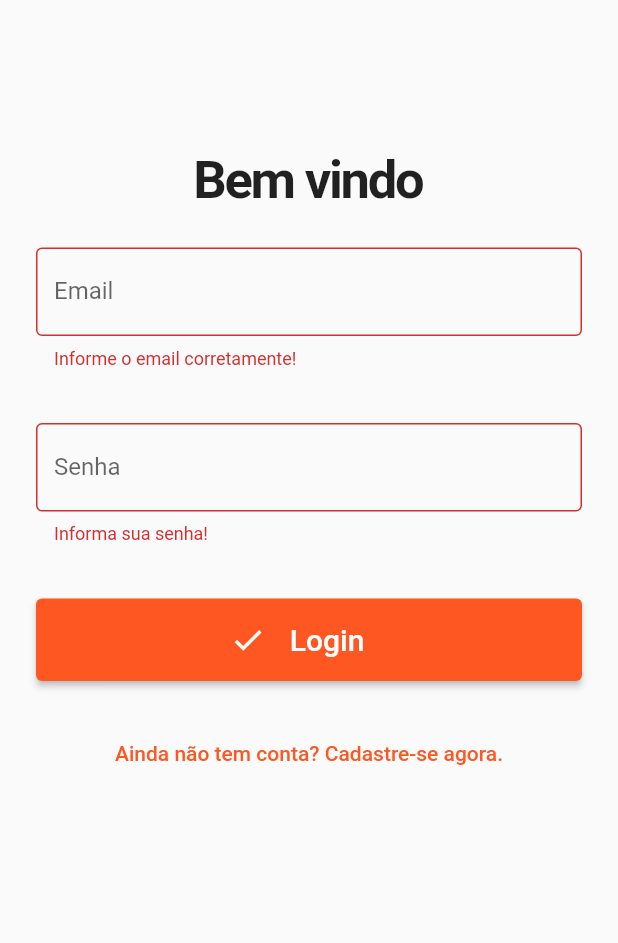
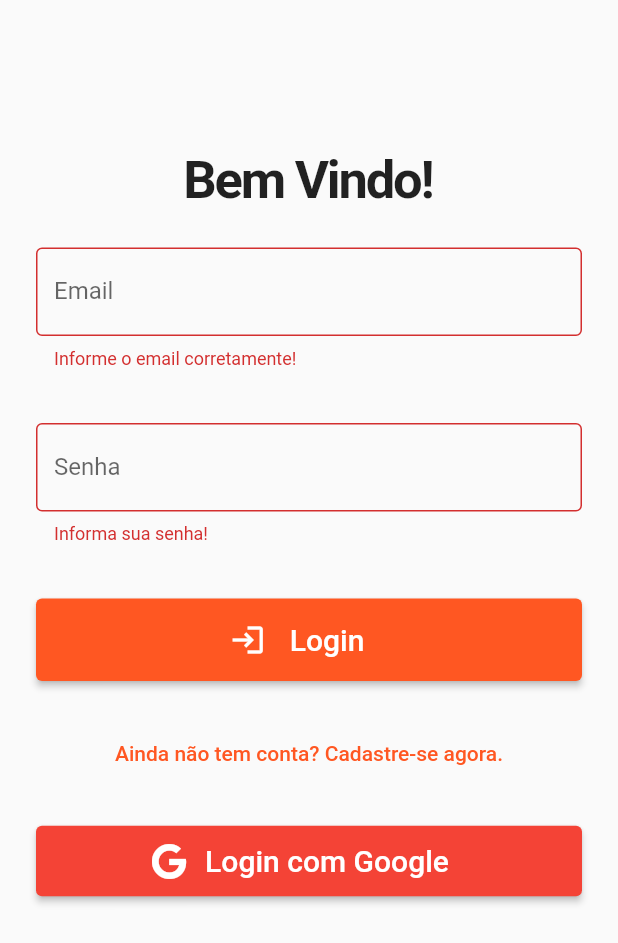
Before and after one commit to evertonandrade/topmenu_app, a Flutter app: the screen it shows after launch, after a tap on "Login", on a phone screen of 412 x 824 dp. Shown: the top 943 px of the screen. Run offline on Flutter 3.47's test engine with Material 2 defaults, Android fonts, the phone set to English and light mode, and no system bars; our stand-ins replace firebase_auth, firebase_core, flutter_dotenv, font_awesome_flutter; accounts and stored records are empty; statements that could not run were skipped.

Commit message:
refactor login page

```diff
--- a/lib/pages/login_page.dart
+++ b/lib/pages/login_page.dart
@@ -1,6 +1,9 @@
+import 'package:font_awesome_flutter/font_awesome_flutter.dart';
+import 'package:topmenu_app/routes/app_routes.dart';
 import 'package:topmenu_app/services/auth_service.dart';
 import 'package:flutter/material.dart';
 import 'package:provider/provider.dart';
+import 'package:topmenu_app/services/google_sigin_service.dart';
 
 class LoginPage extends StatefulWidget {
   LoginPage({Key? key}) : super(key: key);
@@ -13,54 +16,37 @@ class _LoginPageState extends State<LoginPage> {
   final formKey = GlobalKey<FormState>();
   final email = TextEditingController();
   final password = TextEditingController();
-
-  bool isLogin = true;
-  late String title;
-  late String actionButton;
-  late String toggleButton;
-  bool loading = false;
+  bool _loading = false;
 
   @override
   void initState() {
     super.initState();
-    setFormAction(true);
-  }
-
-  setFormAction(bool action) {
-    setState(() {
-      isLogin = action;
-      if (isLogin) {
-        title = 'Bem vindo';
-        actionButton = 'Login';
-        toggleButton = 'Ainda não tem conta? Cadastre-se agora.';
-      } else {
-        title = 'Crie sua conta';
-        actionButton = 'Cadastrar';
-        toggleButton = 'Voltar ao Login.';
-      }
-    });
   }
 
   login() async {
-    setState(() => loading = true);
+    setState(() => _loading = true);
     try {
       await context.read<AuthService>().login(email.text, password.text);
     } on AuthException catch (e) {
-      setState(() => loading = false);
-      ScaffoldMessenger.of(context)
-          .showSnackBar(SnackBar(content: Text(e.message)));
+      setState(() => _loading = false);
+      ScaffoldMessenger.of(context).showSnackBar(
+        SnackBar(content: Text(e.message)),
+      );
     }
   }
 
-  registrar() async {
-    setState(() => loading = true);
+  loginWithGoogle() async {
     try {
-      await context.read<AuthService>().register(email.text, password.text);
-    } on AuthException catch (e) {
-      setState(() => loading = false);
-      ScaffoldMessenger.of(context)
-          .showSnackBar(SnackBar(content: Text(e.message)));
+      await context.read<GoogleSignInService>().signInWithGoogle();
+    } on GoogleAuthException catch (e) {
+      ScaffoldMessenger.of(context).showSnackBar(
+        SnackBar(content: Text(e.message)),
+      );
     }
+  }
+
+  _goToRegister() {
+    Navigator.pushNamed(context, AppRoutes.REGISTER);
   }
 
   @override
@@ -75,7 +61,7 @@ class _LoginPageState extends State<LoginPage> {
               mainAxisAlignment: MainAxisAlignment.center,
               children: [
                 Text(
-                  title,
+                  'Bem Vindo!',
                   style: TextStyle(
                     fontSize: 35,
                     fontWeight: FontWeight.bold,
@@ -91,12 +77,9 @@ class _LoginPageState extends State<LoginPage> {
                       labelText: 'Email',
                     ),
                     keyboardType: TextInputType.emailAddress,
-                    validator: (value) {
-                      if (value!.isEmpty) {
-                        return 'Informe o email corretamente!';
-                      }
-                      return null;
-                    },
+                    validator: (value) => (value!.isEmpty)
+                        ? 'Informe o email corretamente!'
+                        : null,
                   ),
                 ),
                 Padding(
@@ -126,16 +109,12 @@ class _LoginPageState extends State<LoginPage> {
                   child: ElevatedButton(
                     onPressed: () {
                       if (formKey.currentState!.validate()) {
-                        if (isLogin) {
-                          login();
-                        } else {
-                          registrar();
-                        }
+                        login();
                       }
                     },
                     child: Row(
                       mainAxisAlignment: MainAxisAlignment.center,
-                      children: (loading)
+                      children: (_loading)
                           ? [
                               Padding(
                                 padding: EdgeInsets.all(16),
@@ -149,11 +128,11 @@ class _LoginPageState extends State<LoginPage> {
                               )
                             ]
                           : [
-                              Icon(Icons.check),
+                              Icon(Icons.login),
                               Padding(
                                 padding: EdgeInsets.all(16.0),
                                 child: Text(
-                                  actionButton,
+                                  'Login',
                                   style: TextStyle(fontSize: 20),
                                 ),
                               ),
@@ -162,8 +141,30 @@ class _LoginPageState extends State<LoginPage> {
                   ),
                 ),
                 TextButton(
-                  onPressed: () => setFormAction(!isLogin),
-                  child: Text(toggleButton),
+                  onPressed: () => _goToRegister(),
+                  child: Text('Ainda não tem conta? Cadastre-se agora.'),
+                ),
+                Padding(
+                  padding: EdgeInsets.all(24.0),
+                  child: ElevatedButton(
+                    onPressed: () {
+                      loginWithGoogle();
+                    },
+                    style: ElevatedButton.styleFrom(primary: Colors.red),
+                    child: Row(
+                      mainAxisAlignment: MainAxisAlignment.center,
+                      children: [
+                        Icon(FontAwesomeIcons.google),
+                        Padding(
+                          padding: EdgeInsets.all(12.0),
+                          child: Text(
+                            'Login com Google',
+                            style: TextStyle(fontSize: 20),
+                          ),
+                        ),
+                      ],
+                    ),
+                  ),
                 ),
               ],
             ),
```
